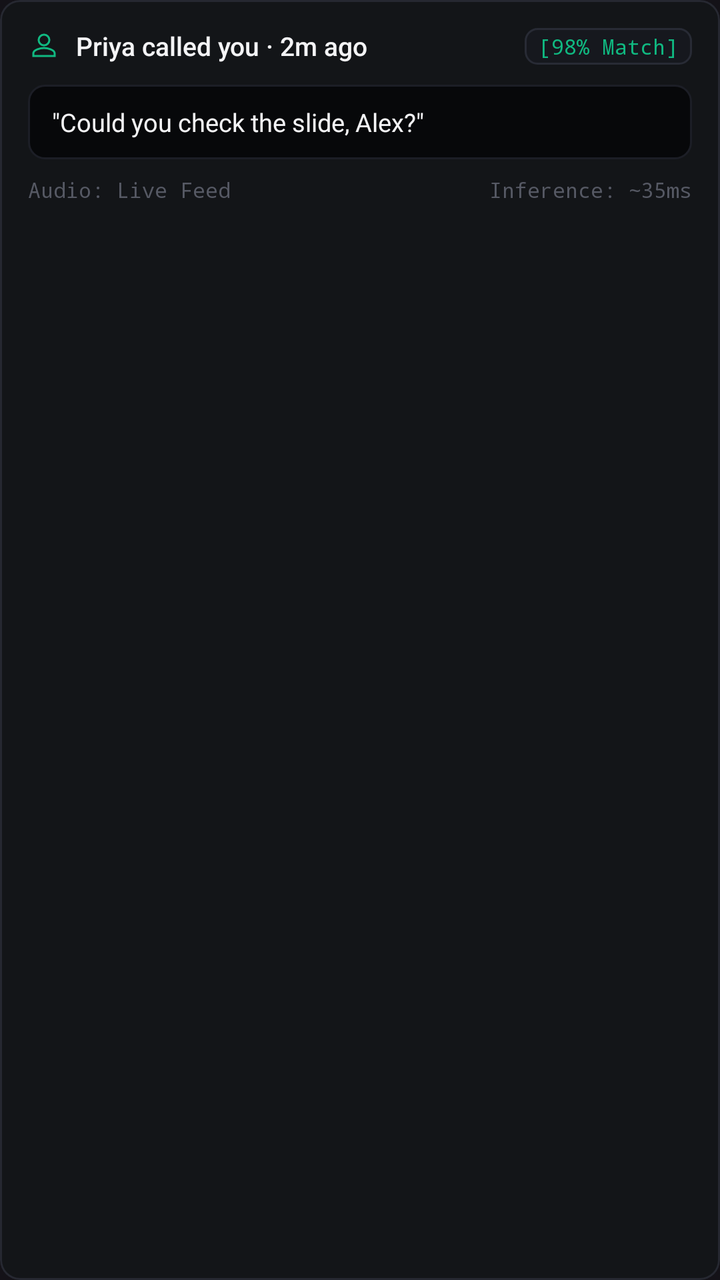
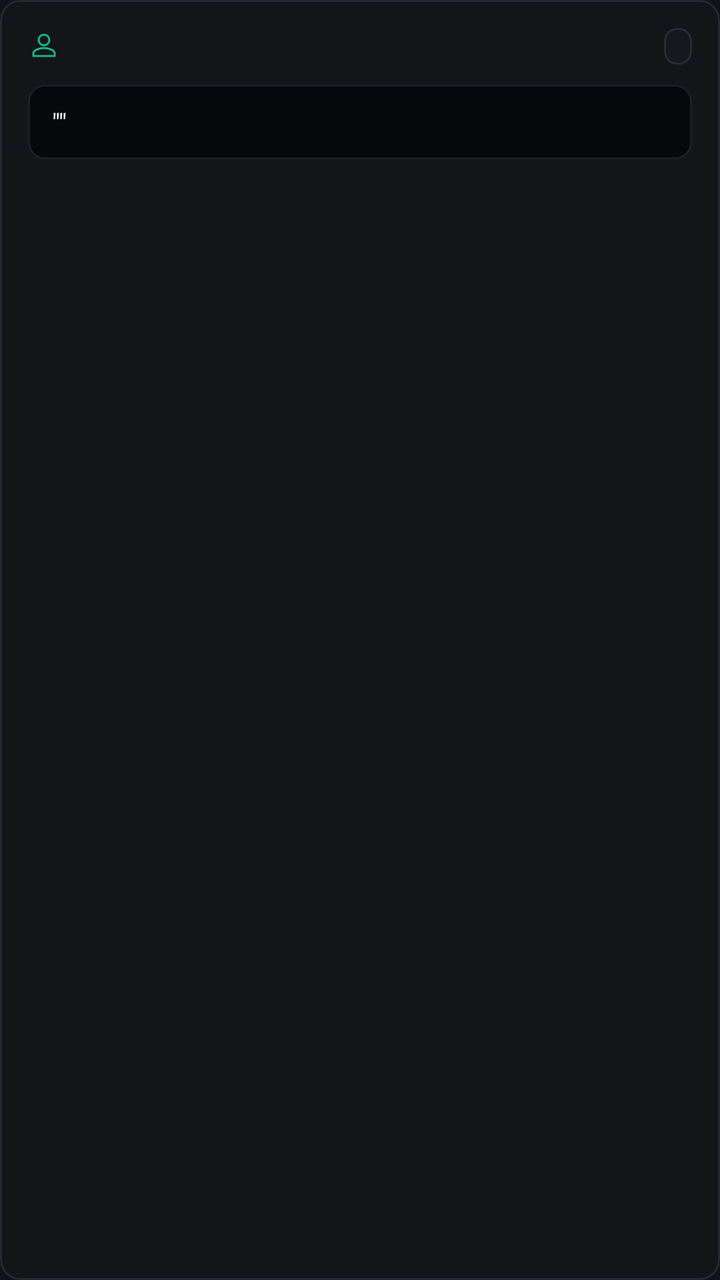

Two renders of the same Android screen: before a commit and after it. Below are the layout's source before the change and the commit's diff.
<!-- AndroidManifest.xml: application theme Theme.Beckon -->
<!-- res/layout/item_alert_history.xml -->
<?xml version="1.0" encoding="utf-8"?>
<com.google.android.material.card.MaterialCardView xmlns:android="http://schemas.android.com/apk/res/android"
    xmlns:app="http://schemas.android.com/apk/res-auto"
    android:layout_width="match_parent"
    android:layout_height="wrap_content"
    android:layout_marginBottom="12dp"
    app:cardBackgroundColor="@color/bg_card"
    app:cardCornerRadius="10dp"
    app:cardElevation="0dp"
    app:strokeColor="@color/border_subtle"
    app:strokeWidth="1dp">

    <LinearLayout
        android:layout_width="match_parent"
        android:layout_height="wrap_content"
        android:orientation="vertical"
        android:padding="14dp">

        
        <RelativeLayout
            android:layout_width="match_parent"
            android:layout_height="wrap_content">

            <LinearLayout
                android:layout_width="wrap_content"
                android:layout_height="wrap_content"
                android:layout_alignParentStart="true"
                android:layout_toStartOf="@+id/tvHistoryMatchScore"
                android:gravity="center_vertical"
                android:orientation="horizontal">

                <ImageView
                    android:layout_width="16dp"
                    android:layout_height="16dp"
                    android:contentDescription="Speaker"
                    android:src="@drawable/ic_nav_detections"
                    app:tint="@color/accent_green" />

                <TextView
                    android:id="@+id/tvHistorySpeaker"
                    android:layout_width="wrap_content"
                    android:layout_height="wrap_content"
                    android:layout_marginStart="8dp"
                    android:fontFamily="sans-serif-medium"
                    android:text="Priya called you · 2m ago"
                    android:textColor="@color/text_primary"
                    android:textSize="13sp" />
            </LinearLayout>

            <TextView
                android:id="@+id/tvHistoryMatchScore"
                android:layout_width="wrap_content"
                android:layout_height="wrap_content"
                android:layout_alignParentEnd="true"
                android:background="@drawable/bg_chip_tag"
                android:fontFamily="monospace"
                android:paddingStart="7dp"
                android:paddingTop="2dp"
                android:paddingEnd="7dp"
                android:paddingBottom="2dp"
                android:text="[98% Match]"
                android:textColor="@color/accent_green"
                android:textSize="10.5sp" />
        </RelativeLayout>

        
        <TextView
            android:id="@+id/tvHistorySentence"
            android:layout_width="match_parent"
            android:layout_height="wrap_content"
            android:layout_marginTop="10dp"
            android:background="@drawable/bg_well_dark"
            android:fontFamily="sans-serif"
            android:lineSpacingExtra="2dp"
            android:paddingStart="12dp"
            android:paddingTop="10dp"
            android:paddingEnd="12dp"
            android:paddingBottom="10dp"
            android:text="&quot;Could you check the slide, Alex?&quot;"
            android:textColor="@color/text_primary"
            android:textSize="12.5sp" />

        
        <LinearLayout
            android:layout_width="match_parent"
            android:layout_height="wrap_content"
            android:layout_marginTop="8dp"
            android:orientation="horizontal">

            <TextView
                android:id="@+id/tvHistorySource"
                android:layout_width="0dp"
                android:layout_height="wrap_content"
                android:layout_weight="1"
                android:fontFamily="monospace"
                android:text="Audio: Live Feed"
                android:textColor="@color/text_tertiary"
                android:textSize="10.5sp" />

            <TextView
                android:id="@+id/tvHistoryLatency"
                android:layout_width="wrap_content"
                android:layout_height="wrap_content"
                android:fontFamily="monospace"
                android:text="Inference: ~35ms"
                android:textColor="@color/text_tertiary"
                android:textSize="10.5sp" />
        </LinearLayout>

    </LinearLayout>
</com.google.android.material.card.MaterialCardView>
<!-- resources referenced by this layout -->
<resources>
  <color name="accent_green">#10B981</color>
  <color name="bg_card">#131518</color>
  <color name="border_subtle">#262831</color>
  <color name="text_primary">#F4F4F6</color>
  <color name="text_tertiary">#565964</color>
  <!-- drawable bg_chip_tag (drawable) -->
  <?xml version="1.0" encoding="utf-8"?>
  <shape xmlns:android="http://schemas.android.com/apk/res/android"
      android:shape="rectangle">
      <solid android:color="#16181E" />
      <stroke android:width="1dp" android:color="#282B35" />
      <corners android:radius="6dp" />
  </shape>
  <!-- drawable bg_well_dark (drawable) -->
  <?xml version="1.0" encoding="utf-8"?>
  <shape xmlns:android="http://schemas.android.com/apk/res/android"
      android:shape="rectangle">
      <solid android:color="#07080A" />
      <stroke android:width="1dp" android:color="#1C1E26" />
      <corners android:radius="8dp" />
  </shape>
  <!-- drawable ic_nav_detections (drawable) -->
  <vector xmlns:android="http://schemas.android.com/apk/res/android"
      android:width="24dp"
      android:height="24dp"
      android:viewportWidth="24"
      android:viewportHeight="24">
      <path
          android:fillColor="#00000000"
          android:pathData="M12,12c2.21,0 4,-1.79 4,-4s-1.79,-4 -4,-4 -4,1.79 -4,4 1.79,4 4,4zM12,14c-2.67,0 -8,1.34 -8,4v2h16v-2c0,-2.66 -5.33,-4 -8,-4z"
          android:strokeWidth="1.5"
          android:strokeColor="#FFFFFFFF"/>
  </vector>
  <style name="Theme.Beckon" parent="Theme.Material3.Dark.NoActionBar">
          <item name="android:statusBarColor">@color/bg_dark</item>
          <item name="android:navigationBarColor">@color/bg_dark</item>
          <item name="colorPrimary">@color/accent_neutral</item>
      </style>
  <color name="bg_dark">#0B0C0E</color>
  <color name="accent_neutral">#FFFFFF</color>
</resources>

<!-- the commit's change to res/layout/item_alert_history.xml (unified diff, before → after) -->
@@ -42,7 +42,7 @@
                     android:layout_height="wrap_content"
                     android:layout_marginStart="8dp"
                     android:fontFamily="sans-serif-medium"
-                    android:text="Priya called you · 2m ago"
+                    android:text=""
                     android:textColor="@color/text_primary"
                     android:textSize="13sp" />
             </LinearLayout>
@@ -58,7 +58,7 @@
                 android:paddingTop="2dp"
                 android:paddingEnd="7dp"
                 android:paddingBottom="2dp"
-                android:text="[98% Match]"
+                android:text=""
                 android:textColor="@color/accent_green"
                 android:textSize="10.5sp" />
         </RelativeLayout>
@@ -76,7 +76,7 @@
             android:paddingTop="10dp"
             android:paddingEnd="12dp"
             android:paddingBottom="10dp"
-            android:text="&quot;Could you check the slide, Alex?&quot;"
+            android:text="&quot;&quot;"
             android:textColor="@color/text_primary"
             android:textSize="12.5sp" />
 
@@ -93,7 +93,7 @@
                 android:layout_height="wrap_content"
                 android:layout_weight="1"
                 android:fontFamily="monospace"
-                android:text="Audio: Live Feed"
+                android:text=""
                 android:textColor="@color/text_tertiary"
                 android:textSize="10.5sp" />
 
@@ -102,7 +102,7 @@
                 android:layout_width="wrap_content"
                 android:layout_height="wrap_content"
                 android:fontFamily="monospace"
-                android:text="Inference: ~35ms"
+                android:text=""
                 android:textColor="@color/text_tertiary"
                 android:textSize="10.5sp" />
         </LinearLayout>
